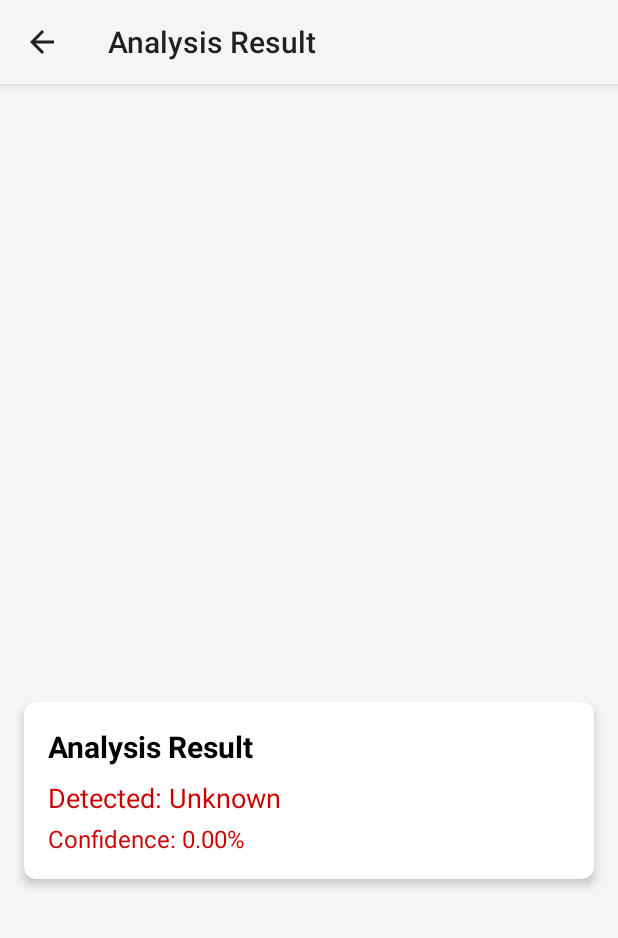
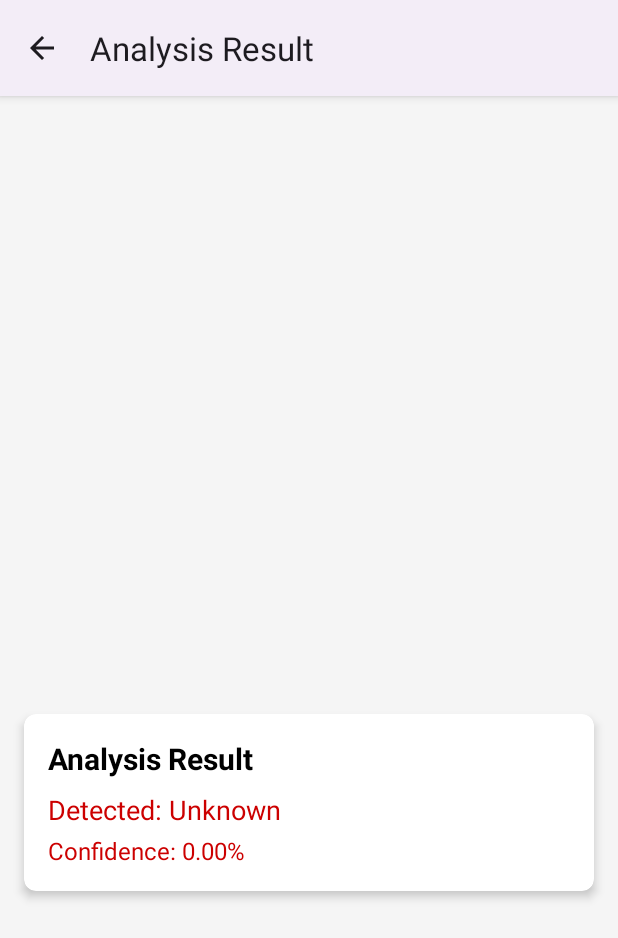
Before and after one commit to morteza-has/DermoMask, an Android app: the ResultActivity screen opened directly, with no data from a screen before it, on a phone screen of 412 x 824 dp. Shown: the top 938 px of the screen. Run offline under Robolectric (Android 15) with nearby library versions, the phone set to English and light mode, and no system bars.

Commit message:
Update themes.xml

```diff
--- a/app/src/main/res/values/themes.xml
+++ b/app/src/main/res/values/themes.xml
@@ -1,7 +1,13 @@
 <resources xmlns:tools="http://schemas.android.com/tools">
-    <!-- Your existing theme -->
-    <style name="Base.Theme.DermoMask" parent="Theme.Material3.DayNight">
-        <!-- Your existing theme items -->
+    <!-- Your existing theme (keep whatever you have) -->
+    <style name="Theme.DermoMask" parent="Theme.Material3.DayNight">
+        <item name="colorPrimary">@color/purple_500</item>
+        <item name="colorPrimaryVariant">@color/purple_700</item>
+        <item name="colorOnPrimary">@color/white</item>
+        <item name="colorSecondary">@color/teal_200</item>
+        <item name="colorSecondaryVariant">@color/teal_700</item>
+        <item name="colorOnSecondary">@color/black</item>
+        <item name="android:statusBarColor">?attr/colorPrimaryVariant</item>
     </style>
 
     <!-- Add this splash theme -->
```
